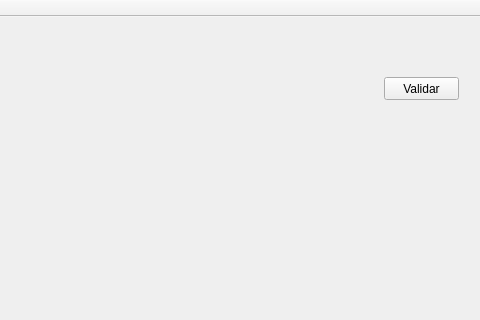
This is sudoku.ui in luifevas/Sudoku as Qt 5 draws it before an edit; both pictures show x 166 to 646 and y 0 to 320 of the 646 by 402 pixel window. The edited form follows.
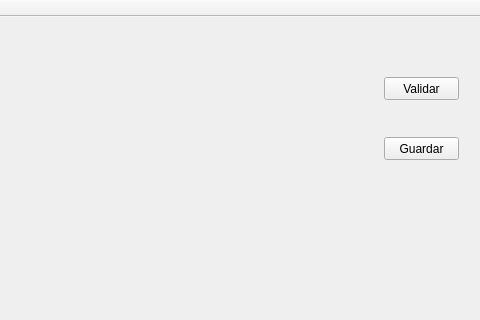
This is the edited form.

Commit message: GUARDAR PARTIDA

Patch:
```diff
--- a/sudoku.ui
+++ b/sudoku.ui
@@ -38,6 +38,19 @@
      <string>Validar</string>
     </property>
    </widget>
+   <widget class="QPushButton" name="pushButton">
+    <property name="geometry">
+     <rect>
+      <x>550</x>
+      <y>120</y>
+      <width>75</width>
+      <height>23</height>
+     </rect>
+    </property>
+    <property name="text">
+     <string>Guardar</string>
+    </property>
+   </widget>
   </widget>
   <widget class="QMenuBar" name="menuBar">
    <property name="geometry">
```
The commit also changes 2 other files.
